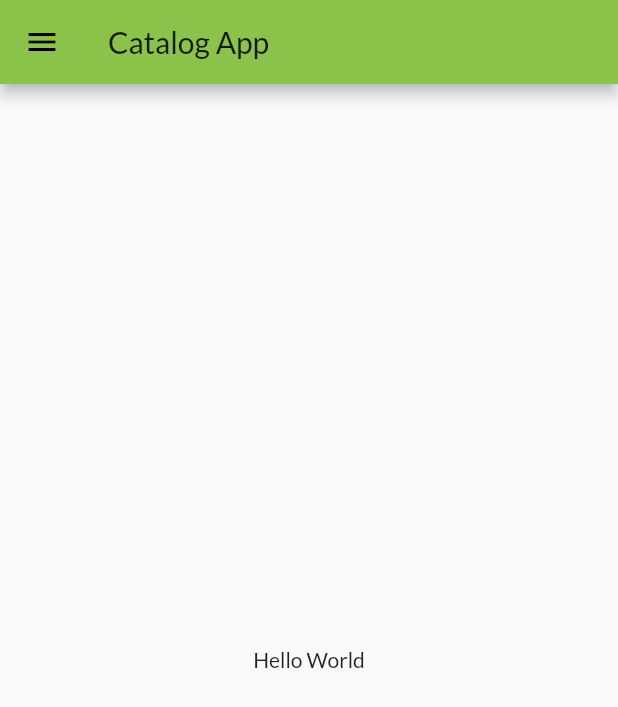
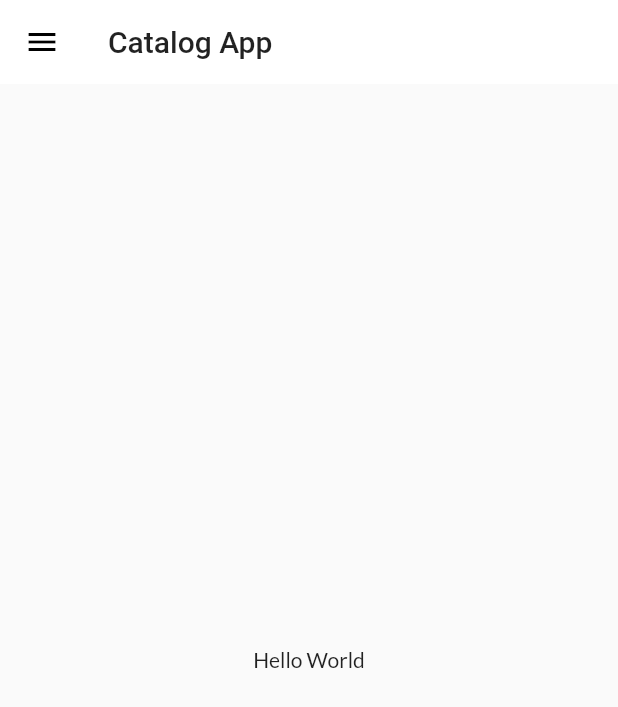
Before and after one commit to iyazmultani007/My-first-flutter-app, a Flutter app: the screen it shows after launch, on a phone screen of 412 x 824 dp. Shown: the top 707 px of the screen. Run offline on Flutter 3.47's test engine with Material 2 defaults, Android fonts, the phone set to English and light mode, and no system bars; our stand-ins replace google_fonts.

Commit message:
theme change

```diff
--- a/lib/main.dart
+++ b/lib/main.dart
@@ -1,6 +1,7 @@
 import 'package:flutter/material.dart';
 import 'package:my_app/pages/login_page.dart';
 import 'package:my_app/utilits/routes.dart';
+import 'package:my_app/widgets/themes.dart';
 import 'pages/home_page.dart';
 import 'package:google_fonts/google_fonts.dart';
 
@@ -13,10 +14,8 @@ class MyApp extends StatelessWidget {
   Widget build(BuildContext context) {
     return MaterialApp(
       themeMode: ThemeMode.light,
-      theme: ThemeData(
-        primarySwatch: Colors.lightGreen,
-        fontFamily: GoogleFonts.lato().fontFamily,
-      ),
+      theme: MyTheme.lightTheme(context),
+      darkTheme: MyTheme.darkTheme(context),
       initialRoute: MyRoutes.homeRoute,
       debugShowCheckedModeBanner: false,
       routes: {
--- /dev/null
+++ b/lib/widgets/themes.dart
@@ -0,0 +1,19 @@
+import 'package:flutter/material.dart';
+import 'package:google_fonts/google_fonts.dart';
+
+class MyTheme {
+  static ThemeData lightTheme(BuildContext context) => ThemeData(
+        primarySwatch: Colors.lightGreen,
+        fontFamily: GoogleFonts.lato().fontFamily,
+        appBarTheme: AppBarTheme(
+          color: Colors.white,
+          elevation: 0.0,
+          iconTheme: IconThemeData(color: Colors.black),
+          textTheme: Theme.of(context).textTheme,
+        ),
+      );
+
+  static ThemeData darkTheme(BuildContext context) => ThemeData(
+        brightness: Brightness.dark,
+      );
+}
```
